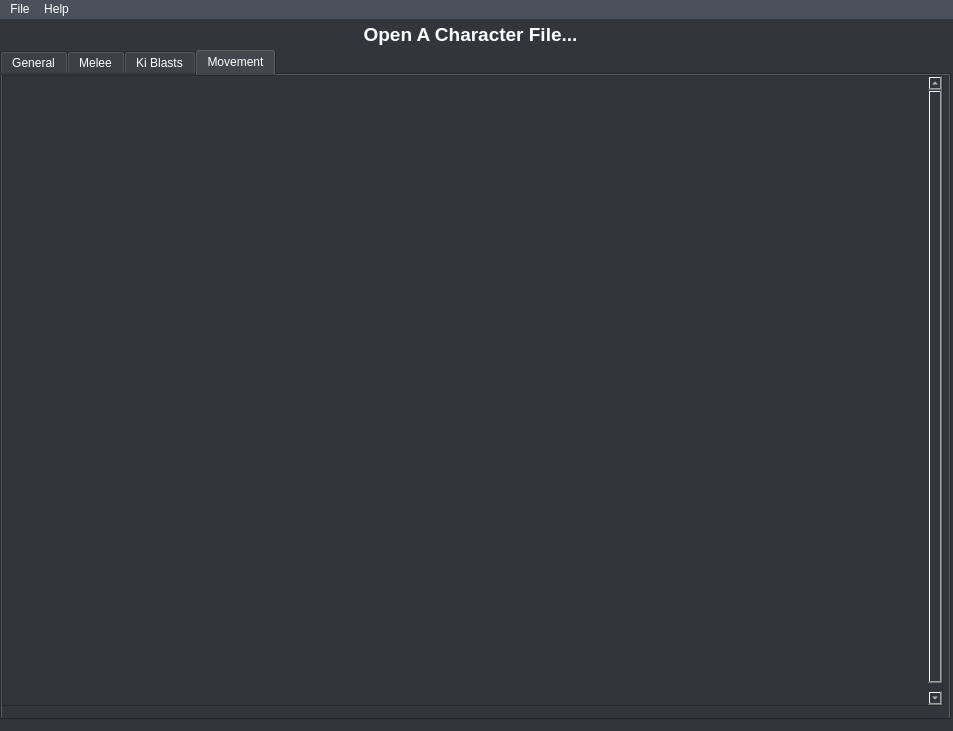
Above: src/ui/neostudio.ui from jagger1407/NeoStudio before the change. Below: the same form after it.
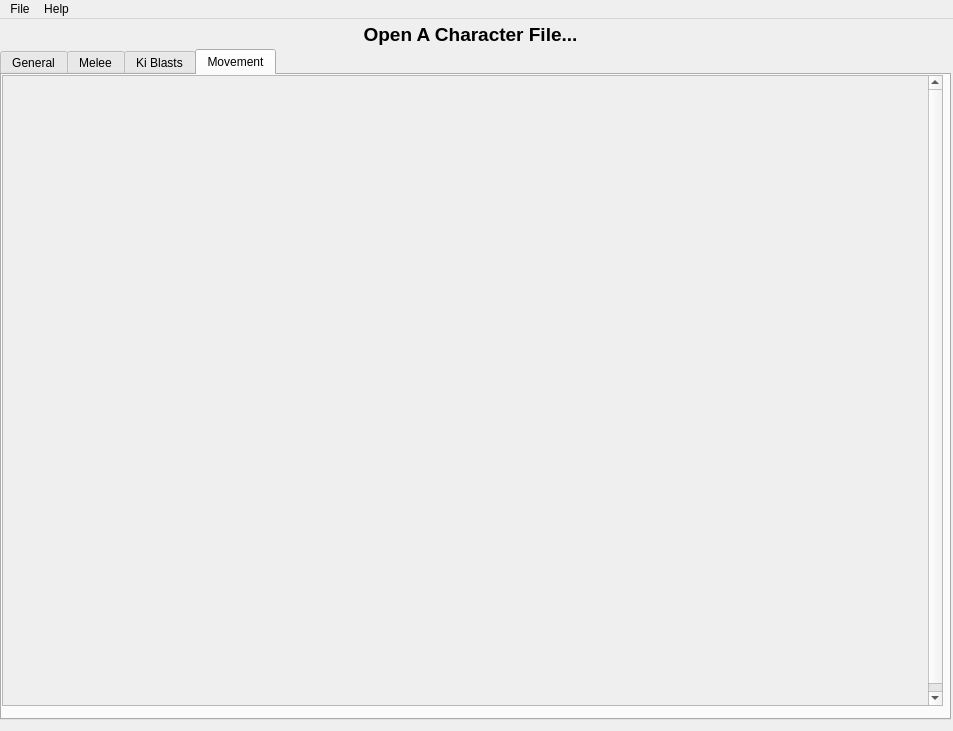
That is the form after the change. The open tabs and pages were chosen to show the change.

The edit to the form file:
```diff
--- a/src/ui/neostudio.ui
+++ b/src/ui/neostudio.ui
@@ -32,7 +32,7 @@
    <string>Neo Studio</string>
   </property>
   <property name="styleSheet">
-   <string notr="true">background:rgb(50, 54, 60) ; color: white</string>
+   <string notr="true"/>
   </property>
   <widget class="QWidget" name="centralWidget">
    <property name="styleSheet">
@@ -224,8 +224,7 @@
        </rect>
       </property>
       <property name="styleSheet">
-       <string notr="true">color:white
-QLabel { color:red }</string>
+       <string notr="true"/>
       </property>
       <property name="verticalScrollBarPolicy">
        <enum>Qt::ScrollBarAlwaysOn</enum>
@@ -288,7 +287,7 @@
     </rect>
    </property>
    <property name="styleSheet">
-    <string notr="true">background-color:rgb(75, 81, 90); border-color: rgb(40, 40, 40);</string>
+    <string notr="true"/>
    </property>
    <widget class="QMenu" name="MenuFile">
     <property name="styleSheet">
```
Left out of the diff: 12 changed lines with no effect on the pictures.
